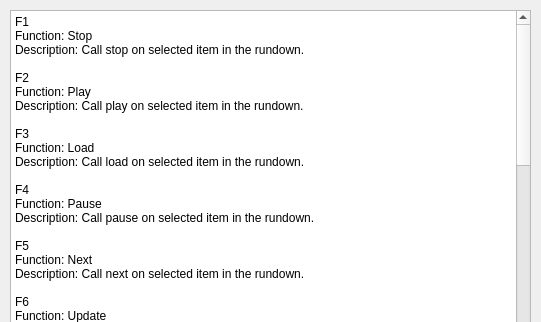
Old version of the form Widgets/HelpDialog.ui in the repository CasparCG/client; both pictures show x 0 to 541 and y 0 to 322 of the 541 by 462 pixel window.
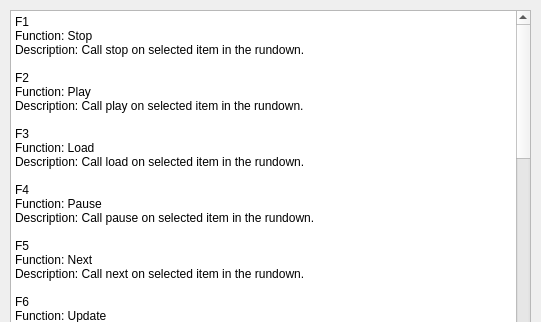
New version of the form.

The edit to the form file:
```diff
--- a/Widgets/HelpDialog.ui
+++ b/Widgets/HelpDialog.ui
@@ -94,6 +94,10 @@
 Function: Clear Channel
 Description: Call clear on selected items channel in the rundown.
 
+Alt+1 - Alt+5
+Function: Rundown
+Description: Switch between rundown tabs.
+
 Ctrl+G / Ctrl+U
 Functioin: Group / Ungroup
 Description: Group / Ungroup one or more items in the rundown.
```
Left out of the diff: 2 changed lines with no effect on the pictures.
